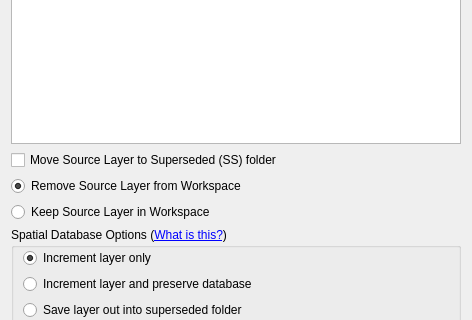
This is tuflow/forms/ui_tuflowqgis_increment.ui in TUFLOW-Support/QGIS-TUFLOW-Plugin as Qt 5 draws it before an edit; both pictures show x 0 to 472 and y 203 to 523 of the 472 by 836 pixel window. The edited form follows.
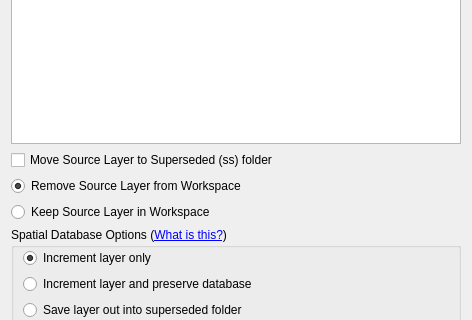
This is the edited form.

```diff
--- a/tuflow/forms/ui_tuflowqgis_increment.ui
+++ b/tuflow/forms/ui_tuflowqgis_increment.ui
@@ -125,7 +125,7 @@
      <item>
       <widget class="QCheckBox" name="cbMoveToSS">
        <property name="text">
-        <string>Move Source Layer to Superseded (SS) folder</string>
+        <string>Move Source Layer to Superseded (ss) folder</string>
        </property>
       </widget>
      </item>
```
